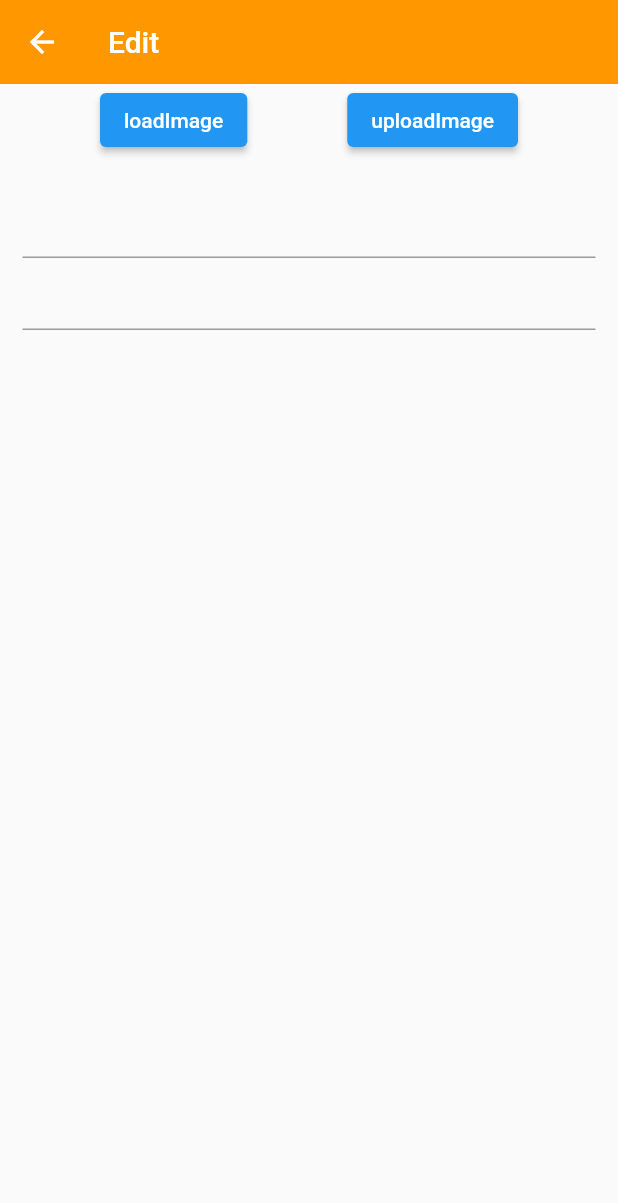
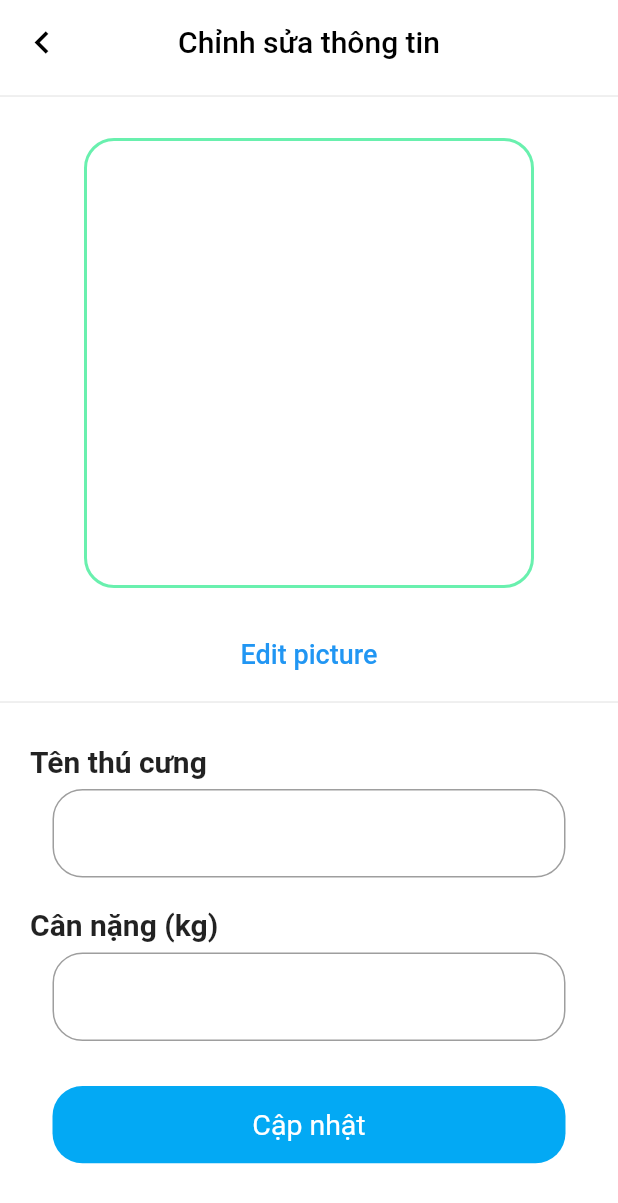
Before and after one commit to NDAnhTu/doAnTotNghiep, a Flutter app: the EditView screen opened by its route, on a phone screen of 412 x 824 dp. Shown: the top 1203 px of the screen. Run offline on Flutter 3.47's test engine with Material 2 defaults, Android fonts, the phone set to English and light mode, and no system bars; our stand-ins replace carousel_slider, cloud_firestore, firebase_core, firebase_storage, get, get_storage and 3 more; missing offline and left inert: nfc_manager; accounts and stored records are empty; statements that could not run were skipped.

Commit message:
edit + upload data

```diff
--- a/lib/modules/edit_page/view/edit_view.dart
+++ b/lib/modules/edit_page/view/edit_view.dart
@@ -4,51 +4,58 @@ import 'package:get/get.dart';
 import '../controller/edit_controller.dart';
 import 'dart:io';
 import 'dart:convert';
-import 'dart:typed_data';
-import 'package:doantotnghiep/models/user_data_model.dart';
-import 'package:flutter/material.dart';
-import 'package:get/get.dart';
-import 'package:nfc_manager/nfc_manager.dart';
-import 'package:cloud_firestore/cloud_firestore.dart';
 import 'package:image_picker/image_picker.dart';
-import 'package:firebase_storage/firebase_storage.dart';
-import 'package:image_cropper/image_cropper.dart';
 
 class EditView extends GetView<EditController> {
   EditView({Key? key}) : super(key: key);
 
-  var image = ''.obs;
-
   @override
   Widget build(BuildContext context) {
     return Scaffold(
+      backgroundColor: Colors.white,
       appBar: AppBar(
         elevation: 0,
-        backgroundColor: Colors.orange,
-        title: const Text('Edit'),
+        backgroundColor: Colors.white,
+        leading: IconButton(
+          onPressed: () {
+            Get.back();
+          },
+          icon: const Icon(Icons.chevron_left, size: 30, color: Colors.black),
+        ),
+        centerTitle: true,
+        title: const Text('Chỉnh sửa thông tin', style: TextStyle(color: Colors.black)),
       ),
       body: Obx(() => SingleChildScrollView(
         child: Column(
+          crossAxisAlignment: CrossAxisAlignment.start,
           children: [
+            const Divider(),
+
+            /// image
             Center(
               child: Container(
-                decoration: const BoxDecoration(
+                height: 300,
+                width: 300,
+                margin: const EdgeInsets.all(20),
+                decoration: BoxDecoration(
                   shape: BoxShape.rectangle,
-                ),
-                child: controller.localImage ? Image.file(File(image.value)) : Image.memory(base64Decode(controller.userData.image.toString()), fit: BoxFit.fill),
+                  border: Border.all(width: 2, color: Colors.greenAccent),
+                  borderRadius: BorderRadius.circular(20),
+                  image: controller.localImage
+                    ? DecorationImage(image: FileImage(File(controller.image)), fit: BoxFit.fill)
+                    : DecorationImage(image: MemoryImage(base64Decode(controller.userData.image.toString())), fit: BoxFit.fill)
                   ),
               ),
-            Row(
-              mainAxisAlignment:
-              MainAxisAlignment.spaceEvenly,
-              children: [
+            ),
+
+            /// load image button
             Center(
-                  child: ElevatedButton(
+              child: TextButton(
                   onPressed: () async {
                     try {
                       final imageTemp = await ImagePicker().pickImage(source: ImageSource.gallery);
                       if (imageTemp == null) return;
-                          image.value = (await controller.cropImage(imageTemp.path))!;
+                      controller.image = (await controller.cropImage(imageTemp.path))!;
                       if (imageTemp.toString().isEmpty) {
                         controller.localImage = false;
                       } else {
@@ -58,40 +65,89 @@ class EditView extends GetView<EditController> {
                       print('Failed to pick image: $e');
                     }
                   },
-                      child: const Text('loadImage')),
+                  child: const Text('Edit picture', style: TextStyle(fontSize: 18),)),
             ),
-                Center(
-                  child: ElevatedButton(
-                      onPressed: () async {
-                        await Future.delayed(const Duration(
-                            microseconds: 100))
-                            .then((value) {
-                          controller
-                              .uploadImage(image.value);
-                        });
-                      },
-                      child: const Text('uploadImage')),
+            const Divider(),
+            const SizedBox(
+              height: 20 ,
             ),
-              ],
+
+            /// name
+            const Padding(
+              padding: EdgeInsets.only(left: 20, right: 20),
+              child: Text('Tên thú cưng', style: TextStyle(fontSize: 20, fontWeight: FontWeight.bold)),
+            ),
+            const SizedBox(
+              height: 7,
+            ),
+            Padding(
+              padding: const EdgeInsets.only(left: 35, right: 35),
+              child: TextFormField(
+                controller: controller.name,
+                decoration: InputDecoration(
+                  border: OutlineInputBorder(
+                    borderSide: const BorderSide(width: 1, color: Colors.grey),
+                    borderRadius: BorderRadius.circular(20),
+                  ),
+                  focusedBorder: OutlineInputBorder(
+                    borderSide: const BorderSide(width: 2, color: Colors.black),
+                    borderRadius: BorderRadius.circular(20),
+                  ),
+                ),
+              ),
             ),
             const SizedBox(
               height: 20 ,
             ),
+
+            /// heavy
+            const Padding(
+              padding: EdgeInsets.only(left: 20, right: 20),
+              child: Text('Cân nặng (kg)', style: TextStyle(fontSize: 20, fontWeight: FontWeight.bold)),
+            ),
+            const SizedBox(
+              height: 7,
+            ),
             Padding(
-              padding: const EdgeInsets.only(left: 15, right: 15),
+              padding: const EdgeInsets.only(left: 35, right: 35),
               child: TextFormField(
-                controller: controller.name,
-                decoration: const InputDecoration(
-                    prefixText: 'Tên: '
+                keyboardType: TextInputType.number,
+                controller: controller.heavy,
+                decoration: InputDecoration(
+                  border: OutlineInputBorder(
+                    borderSide: const BorderSide(width: 1, color: Colors.grey),
+                    borderRadius: BorderRadius.circular(20),
+                  ),
+                  focusedBorder: OutlineInputBorder(
+                    borderSide: const BorderSide(width: 2, color: Colors.black),
+                    borderRadius: BorderRadius.circular(20),
                   ),
                 ),
               ),
-            Padding(
-              padding: const EdgeInsets.only(left: 15, right: 15),
-              child: TextFormField(
-                controller: controller.heavy,
-                decoration: const InputDecoration(
-                    prefixText: 'Cân nặng (kg): '
+            ),
+            const SizedBox(
+              height: 30 ,
+            ),
+
+            /// upload button
+            Center(
+              child: InkWell(
+                onTap: () {
+                  controller.uploadImage(controller.image);
+                },
+                child: Container(
+                  width: Get.width - 70,
+                  height: Get.height / 16,
+                  decoration: BoxDecoration(
+                    color: Colors.lightBlue,
+                    borderRadius: BorderRadius.circular(20),
+                  ),
+                  child: Center(
+                    child: Obx(() => controller.loading
+                        ? const CircularProgressIndicator(color: Colors.white)
+                        : const Text('Cập nhật', style: TextStyle(fontSize: 19, color: Colors.white),),
+                    )
+                  ),
                 ),
               ),
               ),
--- a/lib/modules/home/controller/home_controller.dart
+++ b/lib/modules/home/controller/home_controller.dart
@@ -155,6 +155,8 @@ class HomeController extends GetxController {
             print("1111");
             break;
           case DocumentChangeType.modified:
+            var data = change.doc.data();
+            _userData.value = UserData.fromJson(data!);
             _image.value = change.doc.data()!["image"];
             break;
           case DocumentChangeType.removed:
```
Also changed, not shown: lib/modules/edit_page/controller/edit_controller.dart (+38 -8 lines). Lines whose indentation alone changed are shown as unchanged.
